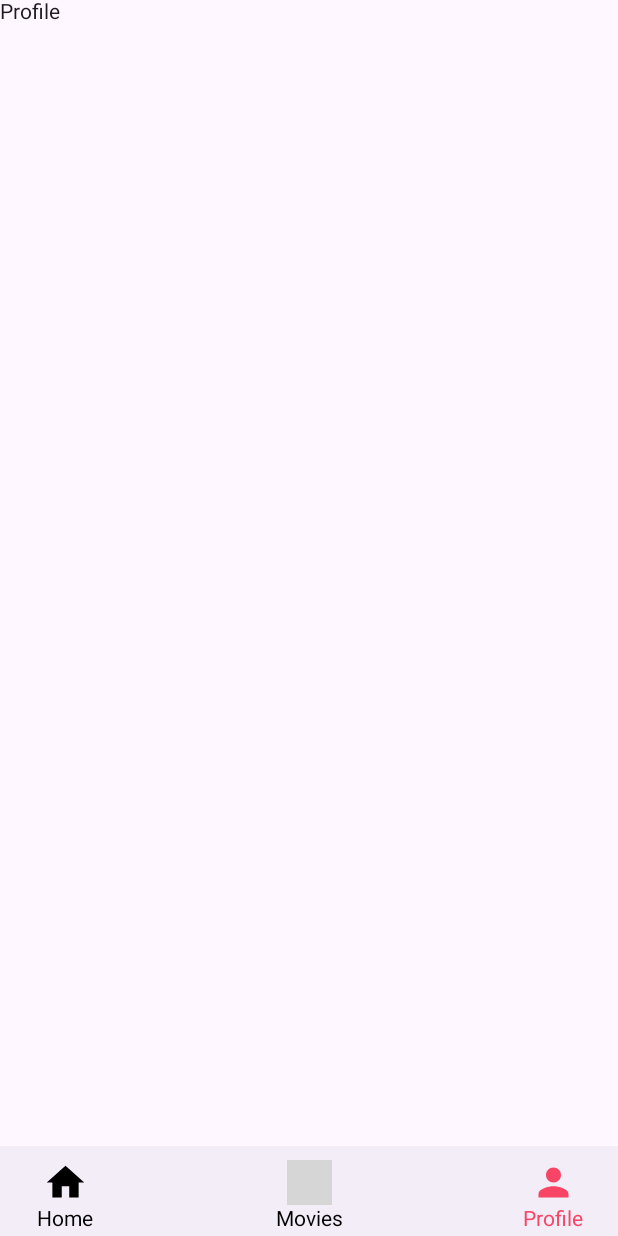
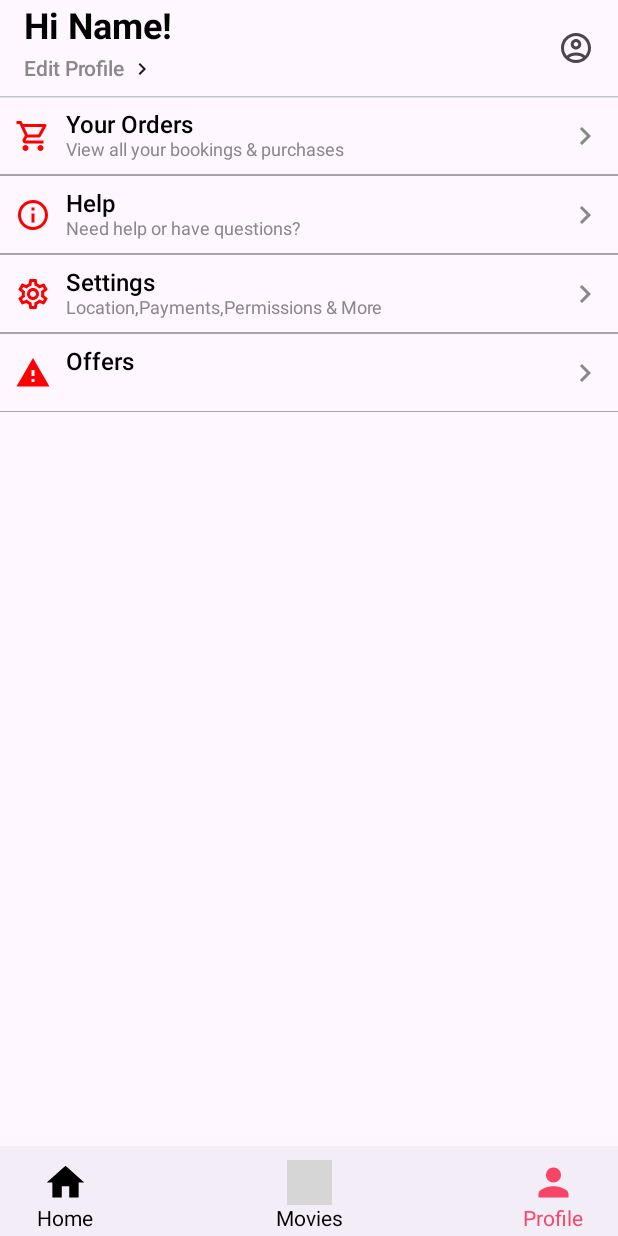
Before and after one commit to Hiteshk369/Ticketing-system, an Android app built with Jetpack Compose: the ProfileScreen screen opened through its navigation route, on a phone screen of 412 x 824 dp. Run offline under Robolectric (Android 15) with nearby library versions, the phone set to English and light mode, and no system bars; grey boxes are pictures that could not be loaded.

Commit message:
Profile_UI

```diff
--- a/app/src/main/java/com/example/ticketingsystem/Destinations.kt
+++ b/app/src/main/java/com/example/ticketingsystem/Destinations.kt
@@ -15,3 +15,19 @@ object Movies:Destinations{
 object Profile:Destinations{
     override val route = "Profile"
 }
+
+object Orders:Destinations{
+    override val route = "Orders"
+}
+
+object Help:Destinations{
+    override val route = "Help"
+}
+
+object Settings:Destinations{
+    override val route = "Settings"
+}
+
+object Offers:Destinations{
+    override val route = "Offers"
+}
--- /dev/null
+++ b/app/src/main/java/com/example/ticketingsystem/Help.kt
@@ -0,0 +1,10 @@
+package com.example.ticketingsystem
+
+import androidx.compose.material3.Text
+import androidx.compose.runtime.Composable
+import androidx.navigation.NavHostController
+
+@Composable
+fun HelpScreen(navController: NavHostController){
+    Text(text = "Hello from Help")
+}
--- a/app/src/main/java/com/example/ticketingsystem/MainActivity.kt
+++ b/app/src/main/java/com/example/ticketingsystem/MainActivity.kt
@@ -31,5 +31,17 @@ fun MyNavigation(){
         composable(Profile.route){
             ProfileScreen(navController)
         }
+        composable(Orders.route){
+            OrdersScreen(navController)
+        }
+        composable(Help.route){
+            HelpScreen(navController)
+        }
+        composable(Settings.route){
+            SettingsScreen(navController)
+        }
+        composable(Offers.route){
+            OffersScreen(navController)
+        }
     }
 }
--- /dev/null
+++ b/app/src/main/java/com/example/ticketingsystem/Offers.kt
@@ -0,0 +1,10 @@
+package com.example.ticketingsystem
+
+import androidx.compose.material3.Text
+import androidx.compose.runtime.Composable
+import androidx.navigation.NavHostController
+
+@Composable
+fun OffersScreen(navController: NavHostController){
+    Text(text = "Hello from Offers")
+}
--- /dev/null
+++ b/app/src/main/java/com/example/ticketingsystem/Orders.kt
@@ -0,0 +1,10 @@
+package com.example.ticketingsystem
+
+import androidx.compose.material3.Text
+import androidx.compose.runtime.Composable
+import androidx.navigation.NavHostController
+
+@Composable
+fun OrdersScreen(navController: NavHostController){
+    Text(text = "Hello From Orders")
+}
--- a/app/src/main/java/com/example/ticketingsystem/ProfileScreen.kt
+++ b/app/src/main/java/com/example/ticketingsystem/ProfileScreen.kt
@@ -1,22 +1,141 @@
 package com.example.ticketingsystem
 
+import androidx.compose.foundation.clickable
+import androidx.compose.foundation.layout.Arrangement
+import androidx.compose.foundation.layout.Box
 import androidx.compose.foundation.layout.Column
+import androidx.compose.foundation.layout.Row
+import androidx.compose.foundation.layout.fillMaxWidth
 import androidx.compose.foundation.layout.padding
+import androidx.compose.foundation.lazy.LazyColumn
+import androidx.compose.material.icons.Icons
+import androidx.compose.material.icons.outlined.Info
+import androidx.compose.material.icons.outlined.KeyboardArrowRight
+import androidx.compose.material.icons.outlined.Settings
+import androidx.compose.material.icons.outlined.ShoppingCart
+import androidx.compose.material.icons.outlined.Warning
+import androidx.compose.material3.Icon
 import androidx.compose.material3.Scaffold
 import androidx.compose.material3.Text
 import androidx.compose.runtime.Composable
+import androidx.compose.ui.Alignment
 import androidx.compose.ui.Modifier
+import androidx.compose.ui.draw.drawBehind
+import androidx.compose.ui.geometry.Offset
+import androidx.compose.ui.graphics.Color
+import androidx.compose.ui.graphics.vector.ImageVector
+import androidx.compose.ui.platform.LocalConfiguration
+import androidx.compose.ui.platform.LocalDensity
+import androidx.compose.ui.text.font.FontWeight
+import androidx.compose.ui.unit.dp
+import androidx.compose.ui.unit.sp
+import androidx.navigation.NavController
 import androidx.navigation.NavHostController
+
 
 @Composable
 fun ProfileScreen(navController: NavHostController) {
     Scaffold(
+        topBar = {
+            TopProfileBar()
+        },
         bottomBar = {
             BottomBarApp(navController = navController)
         }
-    ) {paddingValues ->
+    ) { paddingValues ->
         Column(modifier = Modifier.padding(paddingValues)) {
-            Text(text = "Profile")
+            ProfileOptionsList(navController = navController)
         }
     }
 }
+
+@Composable
+fun ProfileOptionsList(navController: NavController) {
+    val name = listOf("Your Orders", "Help", "Settings", "Offers")
+    val icon = listOf(Icons.Outlined.ShoppingCart, Icons.Outlined.Info, Icons.Outlined.Settings, Icons.Outlined.Warning)
+    val description = listOf(
+        "View all your bookings & purchases",
+        "Need help or have questions?",
+        "Location,Payments,Permissions & More",
+        ""
+    )
+    val destinations = listOf(
+        Orders.route,
+        Help.route,
+        Settings.route,
+        Offers.route
+    )
+    LazyColumn(modifier = Modifier.padding(vertical = 0.dp, horizontal = 0.dp)) {
+        items(name.size) { index ->
+            ProfileOptionButton(
+                name = name[index],
+                icon = icon[index],
+                description = description[index],
+                destinations = destinations[index],
+                navController = navController
+            )
+        }
+    }
+}
+
+@Composable
+fun ProfileOptionButton(
+    name: String,
+    icon: ImageVector,
+    description: String,
+    destinations: String,
+    navController: NavController
+) {
+    val configuration = LocalConfiguration.current
+    val windowWidth = with(LocalDensity.current) { configuration.screenWidthDp.dp.toPx() }
+    Box(
+        modifier = Modifier.clickable {
+            navController.navigate(destinations)
+        }
+    ) {
+        Row(
+            verticalAlignment = Alignment.CenterVertically,
+            horizontalArrangement = Arrangement.SpaceBetween,
+            modifier = Modifier
+                .drawBehind {
+                    val borderSize = 1.dp.toPx()
+                    drawLine(
+                        color = Color.Gray,
+                        start = Offset(0f, size.height),
+                        end = Offset(windowWidth, size.height),
+                        strokeWidth = borderSize
+                    )
+                }
+                .fillMaxWidth()
+                .padding(vertical = 10.dp, horizontal = 10.dp)
+        ) {
+            Row( verticalAlignment = Alignment.CenterVertically, horizontalArrangement = Arrangement.SpaceBetween){
+                Icon(
+                    imageVector = icon,
+                    contentDescription = "icon",
+                    tint = Color.Red,
+                    modifier = Modifier.padding(0.dp,0.dp,10.dp,0.dp)
+                )
+                Column {
+                    Text(
+                        text = name,
+                        color = Color.Black,
+                        fontSize = 16.sp,
+                        fontWeight = FontWeight.Medium
+                    )
+                    Text(
+                        text = description,
+                        color = Color.Gray,
+                        fontSize = 12.sp,
+                        fontWeight = FontWeight.Normal
+                    )
+                }
+            }
+            Icon(
+                imageVector = Icons.Outlined.KeyboardArrowRight,
+                contentDescription = "chevronRight",
+                tint = Color.Gray
+            )
+        }
+    }
+}
--- /dev/null
+++ b/app/src/main/java/com/example/ticketingsystem/Settings.kt
@@ -0,0 +1,10 @@
+package com.example.ticketingsystem
+
+import androidx.compose.material3.Text
+import androidx.compose.runtime.Composable
+import androidx.navigation.NavHostController
+
+@Composable
+fun SettingsScreen(navController: NavHostController){
+    Text(text = "Hello From Settings")
+}
--- /dev/null
+++ b/app/src/main/java/com/example/ticketingsystem/TopProfileBar.kt
@@ -0,0 +1,76 @@
+package com.example.ticketingsystem
+
+import androidx.compose.foundation.layout.Column
+import androidx.compose.foundation.layout.Row
+import androidx.compose.foundation.layout.padding
+import androidx.compose.foundation.layout.size
+import androidx.compose.material.icons.Icons
+import androidx.compose.material.icons.outlined.AccountCircle
+import androidx.compose.material.icons.outlined.KeyboardArrowRight
+import androidx.compose.material3.ExperimentalMaterial3Api
+import androidx.compose.material3.Icon
+import androidx.compose.material3.IconButton
+import androidx.compose.material3.Text
+import androidx.compose.material3.TopAppBar
+import androidx.compose.runtime.Composable
+import androidx.compose.ui.Alignment
+import androidx.compose.ui.Modifier
+import androidx.compose.ui.draw.drawBehind
+import androidx.compose.ui.geometry.Offset
+import androidx.compose.ui.graphics.Color
+import androidx.compose.ui.text.font.FontWeight
+import androidx.compose.ui.tooling.preview.Preview
+import androidx.compose.ui.unit.dp
+import androidx.compose.ui.unit.sp
+
+@OptIn(ExperimentalMaterial3Api::class)
+@Composable
+fun TopProfileBar(){
+    TopAppBar(
+        title = {
+            Column {
+                Text(
+                    text = "Hi Name!",
+                    color = Color.Black,
+                    fontSize = 24.sp,
+                    fontWeight = FontWeight.Bold
+                )
+                Row(verticalAlignment = Alignment.CenterVertically) {
+                    Text(
+                        text = "Edit Profile",
+                        color = Color.Gray,
+                        fontSize = 14.sp,
+                        fontWeight = FontWeight.Medium,
+                        modifier = Modifier.padding(end = 3.dp)
+                    )
+                        Icon(
+                            imageVector = Icons.Outlined.KeyboardArrowRight,
+                            contentDescription = "ArrowRight",
+                            modifier = Modifier.size(16.dp),
+                        )
+                }
+            }
+        },
+        actions = {
+            IconButton(onClick = { /*TODO*/ }) {
+                Icon(imageVector = Icons.Outlined.AccountCircle, contentDescription = "Image")
+            }
+        },
+        modifier = Modifier.drawBehind {
+            val borderSize = 2.dp.toPx()
+            drawLine(
+                color = Colors.Slate,
+                start = Offset(0f, size.height),
+                end = Offset(size.width, size.height),
+                strokeWidth = borderSize
+            )
+        }
+
+    )
+}
+
+@Preview(showBackground = true)
+@Composable
+fun ProfileTabPreview(){
+    TopProfileBar()
+}
```
Also changed, not shown: app/src/main/java/com/example/ticketingsystem/BottomBarApp.kt (+53 -14 lines).
